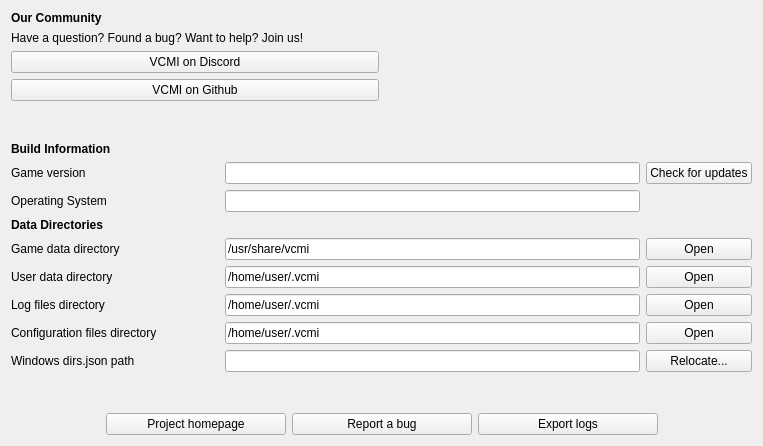
This is launcher/aboutProject/aboutproject_moc.ui in GeorgeK1ng/vcmi as Qt 5 draws it before an edit. The edited form follows.
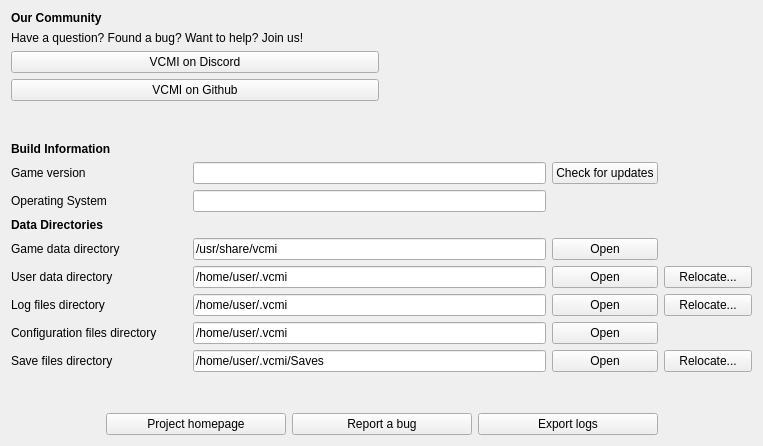
This is the edited form.

Commit message: Improve About dialog relocation UX with per-dir actions and progress

Patch:
```diff
--- a/launcher/aboutProject/aboutproject_moc.ui
+++ b/launcher/aboutProject/aboutproject_moc.ui
@@ -71,7 +71,7 @@
     </spacer>
    </item>
    <item>
-    <layout class="QGridLayout" name="gridLayout" columnstretch="2,4,1">
+    <layout class="QGridLayout" name="gridLayout" columnstretch="2,4,1,1">
      <item row="2" column="1">
       <widget class="QLineEdit" name="lineEditOperatingSystem">
        <property name="text">
@@ -96,6 +96,13 @@
        </property>
       </widget>
      </item>
+     <item row="5" column="3">
+      <widget class="QPushButton" name="relocateUserDataDir">
+       <property name="text">
+        <string>Relocate...</string>
+       </property>
+      </widget>
+     </item>
      <item row="3" column="0">
       <widget class="QLabel" name="labelDataDirs">
        <property name="font">
@@ -162,6 +169,13 @@
        </property>
       </widget>
      </item>
+     <item row="6" column="3">
+      <widget class="QPushButton" name="relocateTempDir">
+       <property name="text">
+        <string>Relocate...</string>
+       </property>
+      </widget>
+     </item>
      <item row="4" column="0">
       <widget class="QLabel" name="labelGameDir">
        <property name="text">
@@ -251,7 +265,7 @@
      <item row="8" column="0">
       <widget class="QLabel" name="labelDirsConfigPath">
        <property name="text">
-        <string>Windows dirs.json path</string>
+        <string>Save files directory</string>
        </property>
       </widget>
      </item>
@@ -261,7 +275,7 @@
         <bool>true</bool>
        </property>
        <property name="text">
-        <string notr="true"/>
+        <string notr="true">/home/user/.vcmi/Saves</string>
        </property>
        <property name="readOnly">
         <bool>true</bool>
@@ -269,7 +283,14 @@
       </widget>
      </item>
      <item row="8" column="2">
-      <widget class="QPushButton" name="pushButtonRelocateDataDirs">
+      <widget class="QPushButton" name="openSaveDir">
+       <property name="text">
+        <string>Open</string>
+       </property>
+      </widget>
+     </item>
+     <item row="8" column="3">
+      <widget class="QPushButton" name="relocateSaveDir">
        <property name="text">
         <string>Relocate...</string>
        </property>
```
Left out of the diff: 4 changed lines with no effect on the pictures. The commit also changes 2 other files.
